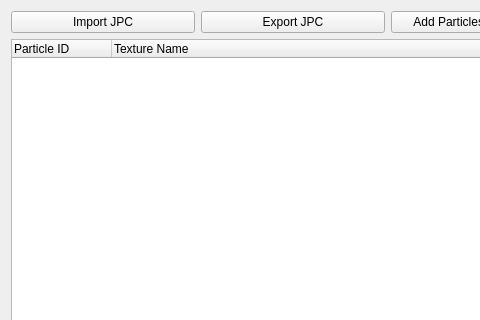
This is gcft_ui/jpc_tab.ui in LagoLunatic/GCFT as Qt 5 draws it before an edit; both pictures show x 0 to 480 and y 0 to 320 of the 776 by 515 pixel window. The edited form follows.
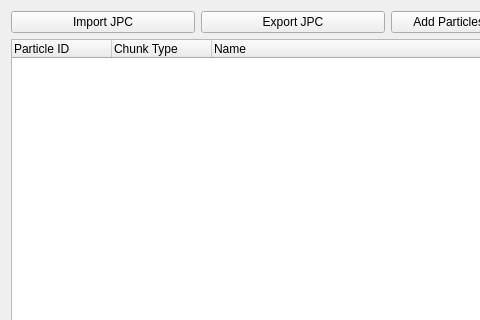
This is the edited form.

Commit message: JPC tab: List out each particle's chunks

Diff of the .ui file:
```diff
--- a/gcft_ui/jpc_tab.ui
+++ b/gcft_ui/jpc_tab.ui
@@ -55,7 +55,12 @@
      </column>
      <column>
       <property name="text">
-       <string>Texture Name</string>
+       <string>Chunk Type</string>
+      </property>
+     </column>
+     <column>
+      <property name="text">
+       <string>Name</string>
       </property>
      </column>
     </widget>
```
The commit also changes 2 other files.
